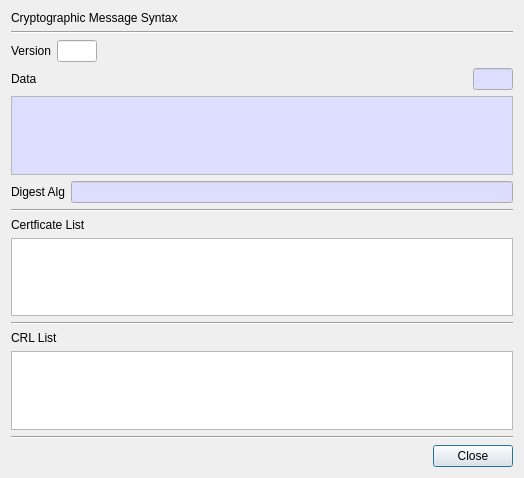
The window that BerEditor/cms_info_dlg.ui (jykim74/BerEditor) describes before a commit, drawn with Qt 5.
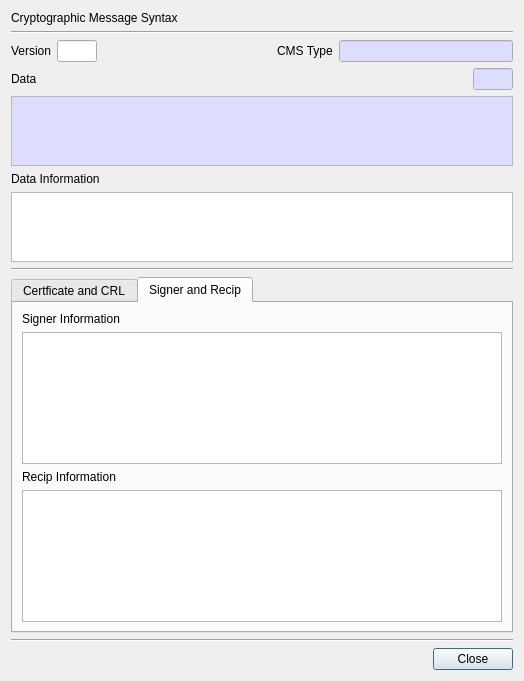
The same window after the commit. The open tabs and pages were chosen to show the change.

The edit to the form file:
```diff
--- a/BerEditor/cms_info_dlg.ui
+++ b/BerEditor/cms_info_dlg.ui
@@ -7,7 +7,7 @@
     <x>0</x>
     <y>0</y>
     <width>524</width>
-    <height>478</height>
+    <height>681</height>
    </rect>
   </property>
   <property name="windowTitle">
@@ -33,6 +33,13 @@
      <property name="topMargin">
       <number>0</number>
      </property>
+     <item row="0" column="3">
+      <widget class="QLabel" name="label_7">
+       <property name="text">
+        <string>CMS Type</string>
+       </property>
+      </widget>
+     </item>
      <item row="0" column="0">
       <widget class="QLabel" name="label_3">
        <property name="text">
@@ -69,6 +76,40 @@
        </property>
       </spacer>
      </item>
+     <item row="0" column="4">
+      <widget class="QLineEdit" name="mTypeText">
+       <property name="palette">
+        <palette>
+         <active>
+          <colorrole role="Base">
+           <brush brushstyle="SolidPattern">
+            <color alpha="255">
+             <red>221</red>
+             <green>221</green>
+             <blue>255</blue>
+            </color>
+           </brush>
+          </colorrole>
+         </active>
+         <inactive>
+          <colorrole role="Base">
+           <brush brushstyle="SolidPattern">
+            <color alpha="255">
+             <red>221</red>
+             <green>221</green>
+             <blue>255</blue>
+            </color>
+           </brush>
+          </colorrole>
+         </inactive>
+         <disabled/>
+        </palette>
+       </property>
+       <property name="readOnly">
+        <bool>true</bool>
+       </property>
+      </widget>
+     </item>
     </layout>
    </item>
    <item>
@@ -185,52 +226,14 @@
     </widget>
    </item>
    <item>
-    <layout class="QGridLayout" name="gridLayout_4">
-     <property name="topMargin">
-      <number>0</number>
-     </property>
-     <item row="0" column="0">
       <widget class="QLabel" name="label_6">
        <property name="text">
-        <string>Digest Alg</string>
+      <string>Data Information</string>
        </property>
       </widget>
      </item>
-     <item row="0" column="1">
-      <widget class="QLineEdit" name="mDigestAlgText">
-       <property name="palette">
-        <palette>
-         <active>
-          <colorrole role="Base">
-           <brush brushstyle="SolidPattern">
-            <color alpha="255">
-             <red>221</red>
-             <green>221</green>
-             <blue>255</blue>
-            </color>
-           </brush>
-          </colorrole>
-         </active>
-         <inactive>
-          <colorrole role="Base">
-           <brush brushstyle="SolidPattern">
-            <color alpha="255">
-             <red>221</red>
-             <green>221</green>
-             <blue>255</blue>
-            </color>
-           </brush>
-          </colorrole>
-         </inactive>
-         <disabled/>
-        </palette>
-       </property>
-       <property name="readOnly">
-        <bool>true</bool>
-       </property>
-      </widget>
-     </item>
-    </layout>
+   <item>
+    <widget class="QTableWidget" name="mDataTable"/>
    </item>
    <item>
     <widget class="Line" name="line_3">
@@ -240,6 +243,16 @@
     </widget>
    </item>
    <item>
+    <widget class="QTabWidget" name="mInfoTab">
+     <property name="currentIndex">
+      <number>0</number>
+     </property>
+     <widget class="QWidget" name="mCertCRLTab">
+      <attribute name="title">
+       <string>Certficate and CRL</string>
+      </attribute>
+      <layout class="QVBoxLayout" name="verticalLayout_2">
+       <item>
     <widget class="QLabel" name="label_4">
      <property name="text">
       <string>Certficate List</string>
@@ -265,6 +278,37 @@
    </item>
    <item>
     <widget class="QTableWidget" name="mCRLTable"/>
+       </item>
+      </layout>
+     </widget>
+     <widget class="QWidget" name="mSignerRecipTab">
+      <attribute name="title">
+       <string>Signer and Recip</string>
+      </attribute>
+      <layout class="QVBoxLayout" name="verticalLayout_3">
+       <item>
+        <widget class="QLabel" name="label_8">
+         <property name="text">
+          <string>Signer Information</string>
+         </property>
+        </widget>
+       </item>
+       <item>
+        <widget class="QTableWidget" name="mSignerTable"/>
+       </item>
+       <item>
+        <widget class="QLabel" name="label_9">
+         <property name="text">
+          <string>Recip Information</string>
+         </property>
+        </widget>
+       </item>
+       <item>
+        <widget class="QTableWidget" name="mRecipTable"/>
+       </item>
+      </layout>
+     </widget>
+    </widget>
    </item>
    <item>
     <widget class="Line" name="line">
```
Lines whose indentation alone changed are shown as unchanged.
